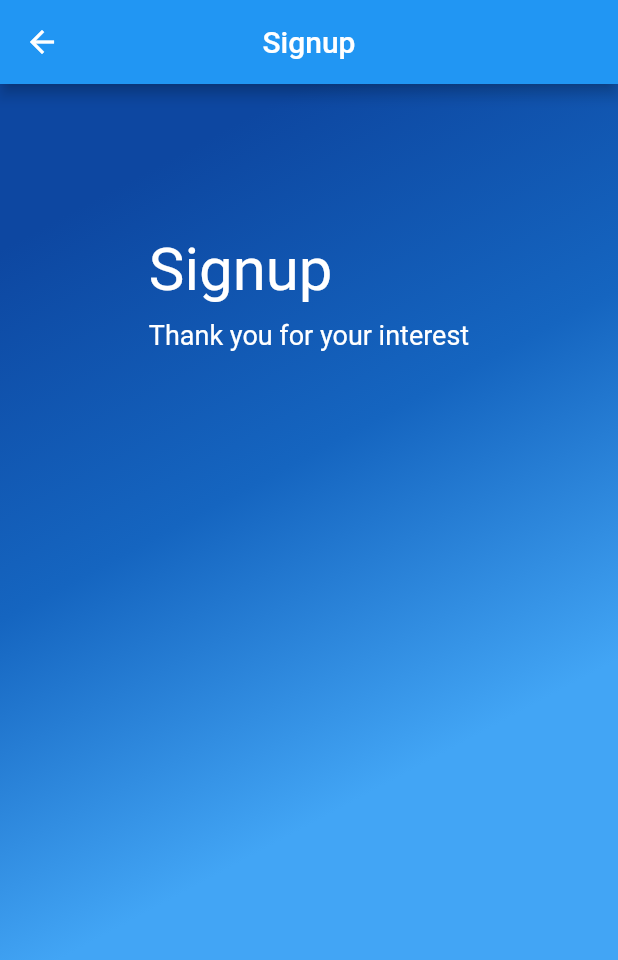
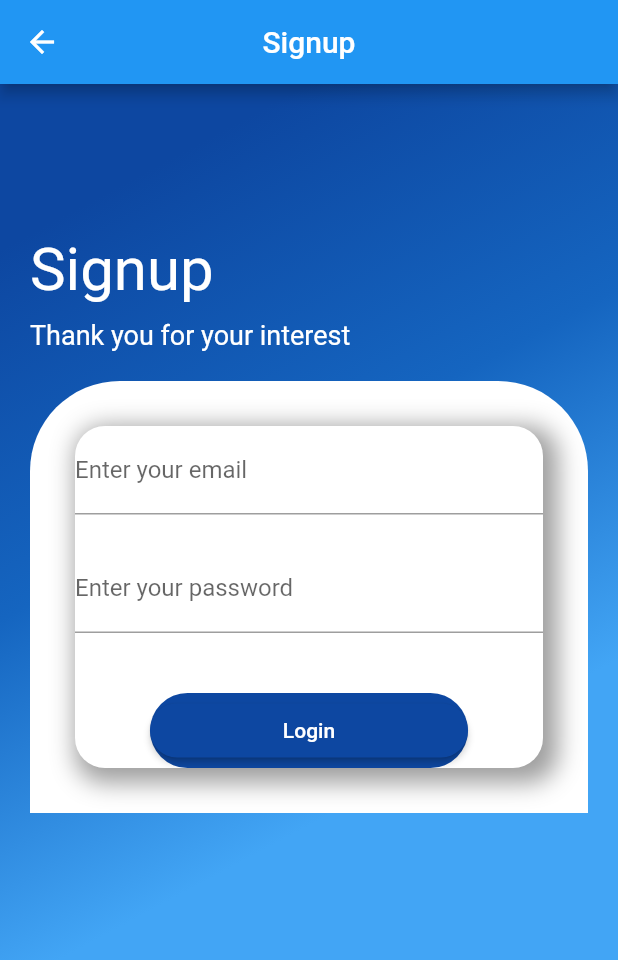
Before and after one commit to vijeth-simha/student-study-material-app, a Flutter app: the Signup screen opened directly, on a phone screen of 412 x 824 dp. Shown: the top 960 px of the screen. Run offline on Flutter 3.47's test engine with Material 2 defaults, Android fonts, the phone set to English and light mode, and no system bars.

Commit message:
started signup page

```diff
--- a/lib/pages/singup.dart
+++ b/lib/pages/singup.dart
@@ -55,7 +55,92 @@ class _SignupState extends State<Signup> {
                         borderRadius: BorderRadius.only(
                             topLeft: Radius.circular(60),
                             topRight: Radius.circular(60))),
-                    child: const SingleChildScrollView(),
+                    child: SingleChildScrollView(
+                      child: Padding(
+                          padding: const EdgeInsets.all(30.0),
+                          child: Column(
+                            children: [
+                              Container(
+                                decoration: const BoxDecoration(
+                                    boxShadow: [
+                                      BoxShadow(
+                                        color: Colors.grey,
+                                        blurRadius: 13.0, // soften the shadow
+                                        spreadRadius: 5.0, //extend the shadow
+                                        offset: Offset(
+                                          5.0, // Move to right 5  horizontally
+                                          5.0, // Move to bottom 5 Vertically
+                                        ),
+                                      )
+                                    ],
+                                    color: Colors.white,
+                                    borderRadius: BorderRadius.all(
+                                        Radius.circular(20.0))),
+                                child: Column(
+                                  children: [
+                                    TextFormField(
+                                      controller: emailController,
+                                      decoration: const InputDecoration(
+                                          labelText: "Enter your email"),
+                                      validator: (value) {
+                                        if (value!.isEmpty ||
+                                            !RegExp(r'^(([^<>()[\]\\.,;:\s@\"]+(\.[^<>()[\]\\.,;:\s@\"]+)*)|(\".+\"))@((\[[0-9]{1,3}\.[0-9]{1,3}\.[0-9]{1,3}\.[0-9]{1,3}\])|(([a-zA-Z\-0-9]+\.)+[a-zA-Z]{2,}))$')
+                                                .hasMatch(value)) {
+                                          return "Enter the email correctly";
+                                        } else {
+                                          return null;
+                                        }
+                                      },
+                                    ),
+                                    const SizedBox(height: 20),
+                                    TextFormField(
+                                      controller: emailController,
+                                      decoration: const InputDecoration(
+                                          labelText: "Enter your password"),
+                                      validator: (value) {
+                                        if (value!.isEmpty ||
+                                            !RegExp(r'^(([^<>()[\]\\.,;:\s@\"]+(\.[^<>()[\]\\.,;:\s@\"]+)*)|(\".+\"))@((\[[0-9]{1,3}\.[0-9]{1,3}\.[0-9]{1,3}\.[0-9]{1,3}\])|(([a-zA-Z\-0-9]+\.)+[a-zA-Z]{2,}))$')
+                                                .hasMatch(value)) {
+                                          return "Enter the email correctly";
+                                        } else {
+                                          return null;
+                                        }
+                                      },
+                                    ),
+                                    const SizedBox(
+                                      height: 40,
+                                    ),
+                                    Container(
+                                      height: 50,
+                                      margin: const EdgeInsets.symmetric(
+                                          horizontal: 50),
+                                      decoration: BoxDecoration(
+                                          borderRadius:
+                                              BorderRadius.circular(50),
+                                          color: Colors.blue[900]),
+                                      child: Center(
+                                        child: ElevatedButton(
+                                          style: ElevatedButton.styleFrom(
+                                              primary: Colors
+                                                  .blue[900], // background
+                                              onPrimary: Colors.white,
+                                              shape: RoundedRectangleBorder(
+                                                  borderRadius:
+                                                      BorderRadius.circular(
+                                                          60.0)),
+                                              fixedSize:
+                                                  const Size(700.0, 10.0)),
+                                          onPressed: () {},
+                                          child: const Text('Login'),
+                                        ),
+                                      ),
+                                    )
+                                  ],
+                                ),
+                              )
+                            ],
+                          )),
+                    ),
                   ))
                 ],
               ),
```
